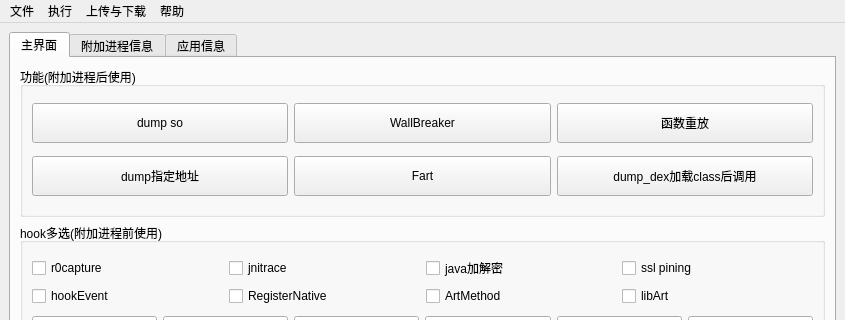
Above: ui/kmain.ui from dqzg12300/fridaUiTools before the change; both pictures show x 0 to 845 and y 0 to 320 of the 845 by 804 pixel window. Below: the same form after it.
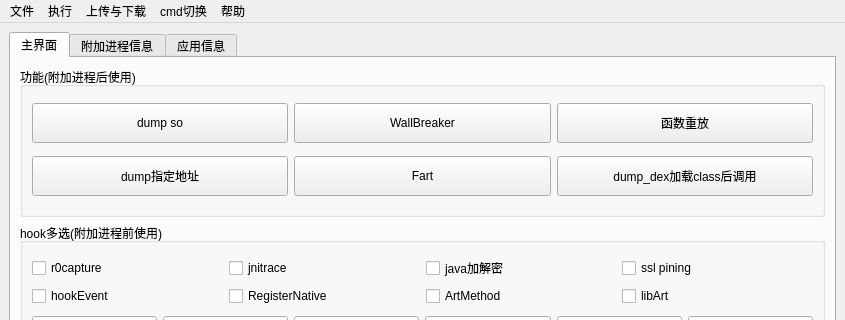
That is the form after the change.

Commit message: 添加adb shell执行的切换功能，有些设备要adb shell su -c有些是需要adb shell su 0。

Patch:
```diff
--- a/ui/kmain.ui
+++ b/ui/kmain.ui
@@ -730,9 +730,17 @@
     <addaction name="actionPullDumpDexRes"/>
     <addaction name="actionPullFartRes"/>
    </widget>
+   <widget class="QMenu" name="menucmd">
+    <property name="title">
+     <string>cmd切换</string>
+    </property>
+    <addaction name="actionSuC"/>
+    <addaction name="actionSu0"/>
+   </widget>
    <addaction name="menufile"/>
    <addaction name="menuedit"/>
    <addaction name="menu"/>
+   <addaction name="menucmd"/>
    <addaction name="menuhelp"/>
   </widget>
   <widget class="QStatusBar" name="statusbar"/>
```
Left out of the diff: 22 changed lines with no effect on the pictures. The commit also changes 6 other files.
